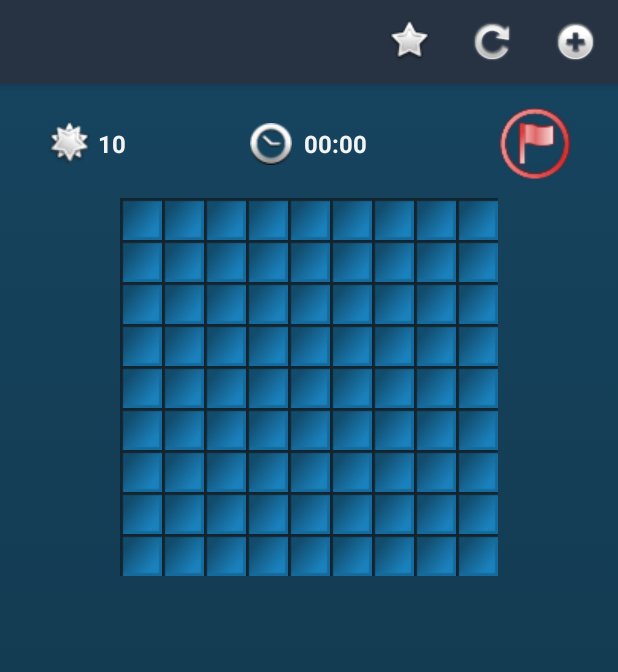
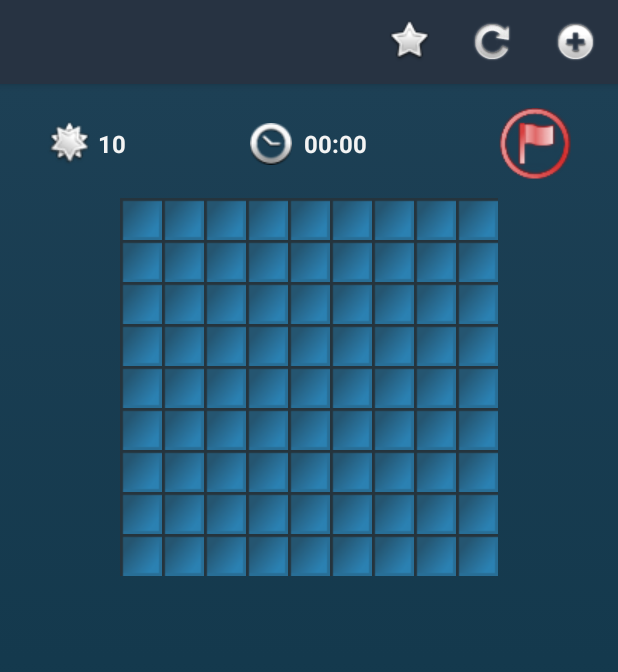
Before and after one commit to anazeer/Demineur, an Android app: the screen it shows after launch (MainActivity), after a tap on an icon or button, on a phone screen of 412 x 824 dp. Shown: the top 672 px of the screen. Run offline under Robolectric (Android 15) with nearby library versions, the phone set to English and light mode, and no system bars.

Commit message:
Icons update

```diff
--- a/app/src/main/res/drawable/game_background.xml
+++ b/app/src/main/res/drawable/game_background.xml
@@ -4,8 +4,8 @@
         <shape>
             <gradient
                 android:angle="90"
-                android:endColor="#16435e"
-                android:startColor="#103547"
+                android:endColor="#1d4055"
+                android:startColor="#0b3245"
                 android:type="linear" />
         </shape>
     </item>
--- a/app/src/main/res/values/colors.xml
+++ b/app/src/main/res/values/colors.xml
@@ -2,7 +2,7 @@
 <resources>
     <color name="colorPrimary">#273342</color>
     <color name="colorPrimaryDark">#0e1218</color>
-    <color name="colorAccent">#201f2a</color>
+    <color name="colorAccent">#7c93c4</color>
     <color name="gameBackground">#3d4f59</color>
     <color name="flagPressed">#8a4c4c</color>
     <color name="white">#f4f4f4</color>
```
Also changed, not shown: app/src/main/res/drawable/case_0.png, app/src/main/res/drawable/case_marquee_minee.png, app/src/main/res/drawable/case_mine.png, app/src/main/res/drawable/case_mine_trouvee.png, app/src/main/res/drawable/case_normale.png, app/src/main/res/drawable/musique.png (added), app/src/main/res/drawable/musique_bleu.png (added), app/src/main/res/drawable/wrong_flag.png, app/src/main/res/drawable/zoom_moins.png (added), app/src/main/res/drawable/zoom_plus.png (added), app/src/main/res/mipmap-hdpi/ic_launcher.png, app/src/main/res/mipmap-mdpi/ic_launcher.png, app/src/main/res/mipmap-xhdpi/ic_launcher.png, app/src/main/res/mipmap-xxhdpi/ic_launcher.png, 1 more files.
